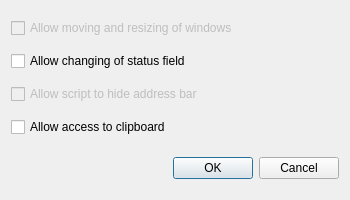
Old version of the form src/ui/preferences/JavaScriptPreferencesDialog.ui in the repository OtterBrowser/otter-browser.
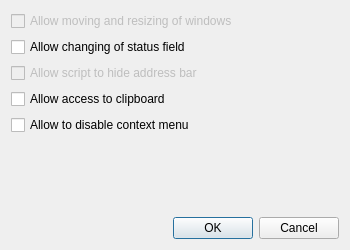
New version of the form.

Commit message: Allow to ignore JavaScript requests to disable context menu plus some fixes in JavaScript Options dialog and checking for correct overrides in Website Preferences dialog

```diff
--- a/src/ui/preferences/JavaScriptPreferencesDialog.ui
+++ b/src/ui/preferences/JavaScriptPreferencesDialog.ui
@@ -7,7 +7,7 @@
     <x>0</x>
     <y>0</y>
     <width>350</width>
-    <height>200</height>
+    <height>250</height>
    </rect>
   </property>
   <property name="windowTitle">
@@ -60,11 +60,24 @@
      </property>
     </widget>
    </item>
+   <item>
+    <widget class="QCheckBox" name="javaScriptCanDisableContextMenuCheckBox">
+     <property name="text">
+      <string>Allow to disable context menu</string>
+     </property>
+    </widget>
+   </item>
    <item>
     <spacer name="verticalSpacer">
      <property name="orientation">
       <enum>Qt::Vertical</enum>
      </property>
+     <property name="sizeHint" stdset="0">
+      <size>
+       <width>0</width>
+       <height>0</height>
+      </size>
+     </property>
     </spacer>
    </item>
    <item>
```
Left out of the diff: 2 changed lines with no effect on the pictures. The commit also changes 8 other files.
